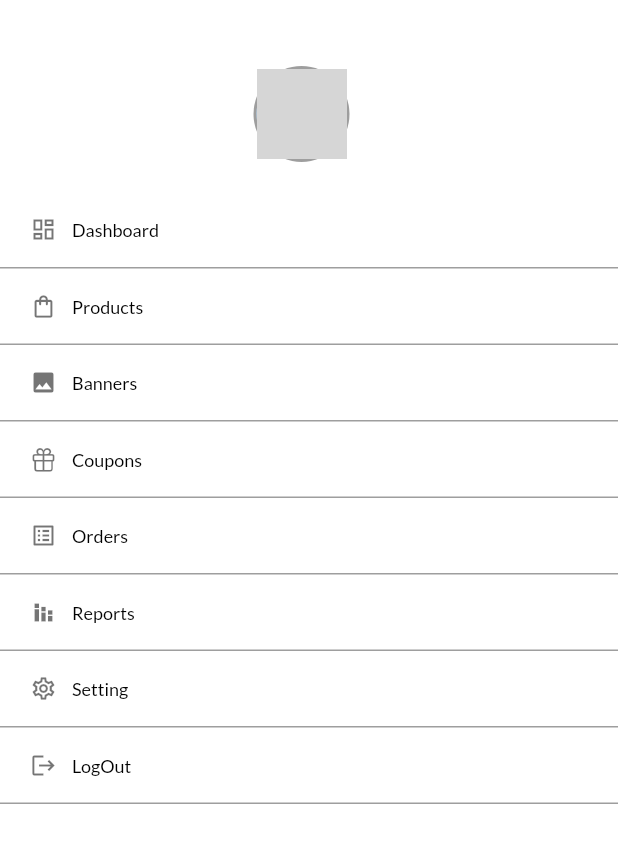
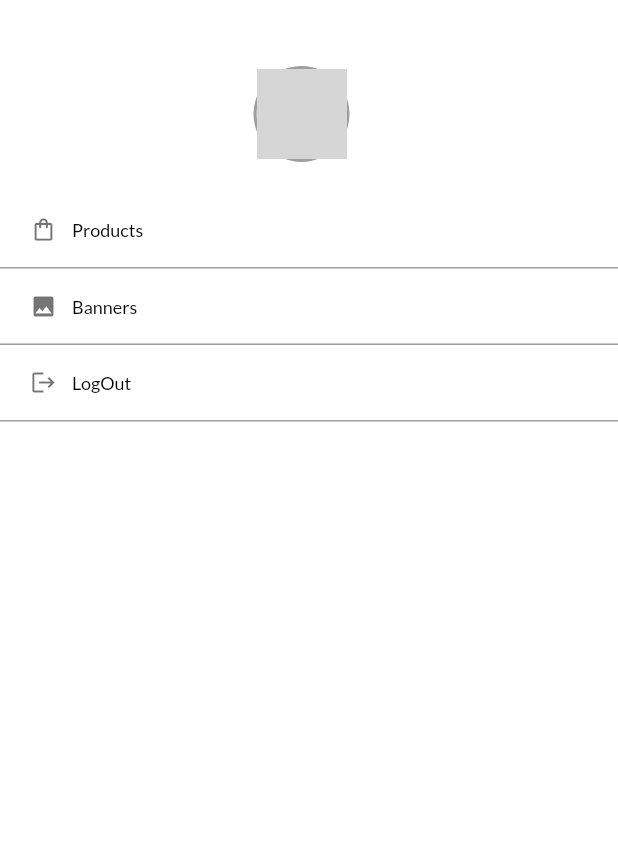
Before and after one commit to MeetManvar/food-app-using-flutter-master, a Flutter app: the MenuWidget widget shown alone on an empty page, opened directly, on a phone screen of 412 x 824 dp. Shown: the top 843 px of the screen. Run offline on Flutter 3.47's test engine with Material 2 defaults, Android fonts, the phone set to English and light mode, and no system bars; our stand-ins replace carousel_slider, chips_choice, cloud_firestore, dots_indicator, email_validator, firebase_auth and 11 more; missing offline and left inert: ars_progress_dialog, dart:html, firebase, flutter_admin_scaffold, geocoder, map_launcher and 1 more; accounts and stored records are empty; network calls fail; statements that could not run were skipped; grey boxes are pictures that could not be loaded.

Commit message:
shopkeeper app changes

```diff
--- a/charusat_food_for_business/lib/screens/home_screen.dart
+++ b/charusat_food_for_business/lib/screens/home_screen.dart
@@ -24,8 +24,9 @@ class _HomeScreenState extends State<HomeScreen> {
   @override
   Widget build(BuildContext context) {
     return Scaffold(
+      //backgroundColor: Colors.green,
       body: SliderMenuContainer(
-          appBarColor: Colors.white,
+          appBarColor: Colors.green,
           appBarHeight: 80,
           key: _key,
           sliderMenuOpenSize: 250,
@@ -34,7 +35,7 @@ class _HomeScreenState extends State<HomeScreen> {
           ),
           trailing: Row(
             children: [
-              IconButton(icon: Icon(Icons.search), onPressed: () {}),
+              //IconButton(icon: Icon(Icons.search), onPressed: () {}),
               IconButton(icon: Icon(CupertinoIcons.bell), onPressed: () {})
             ],
           ),
--- a/charusat_food_for_business/lib/screens/splash_screen.dart
+++ b/charusat_food_for_business/lib/screens/splash_screen.dart
@@ -38,7 +38,7 @@ class _SplashScreenState extends State<SplashScreen> {
         children: [
           Image.asset('images/chef.png'),
           Text(
-            'Charusat Food for Business',
+            'FoodApp for Business',
             style: TextStyle(fontSize: 15, fontWeight: FontWeight.w700),
           )
         ],
--- a/charusat_food_for_business/lib/widgets/drawer_menu_widget.dart
+++ b/charusat_food_for_business/lib/widgets/drawer_menu_widget.dart
@@ -86,13 +86,13 @@ class _MenuWidgetState extends State<MenuWidget> {
           SizedBox(
             height: 10,
           ),
-          sliderItem('Dashboard', Icons.dashboard_outlined),
+          //sliderItem('Dashboard', Icons.dashboard_outlined),
           sliderItem('Products', Icons.shopping_bag_outlined),
           sliderItem('Banners', Icons.photo),
-          sliderItem('Coupons', CupertinoIcons.gift),
-          sliderItem('Orders', Icons.list_alt_outlined),
-          sliderItem('Reports', Icons.stacked_bar_chart),
-          sliderItem('Setting', Icons.settings_outlined),
+          //sliderItem('Coupons', CupertinoIcons.gift),
+          //sliderItem('Orders', Icons.list_alt_outlined),
+          //sliderItem('Reports', Icons.stacked_bar_chart),
+          //sliderItem('Setting', Icons.settings_outlined),
           sliderItem('LogOut', Icons.logout),
         ],
       ),
```
Also changed, not shown: charusat_food_for_business/lib/screens/add_new_product_widget.dart (+4 -4 lines).
